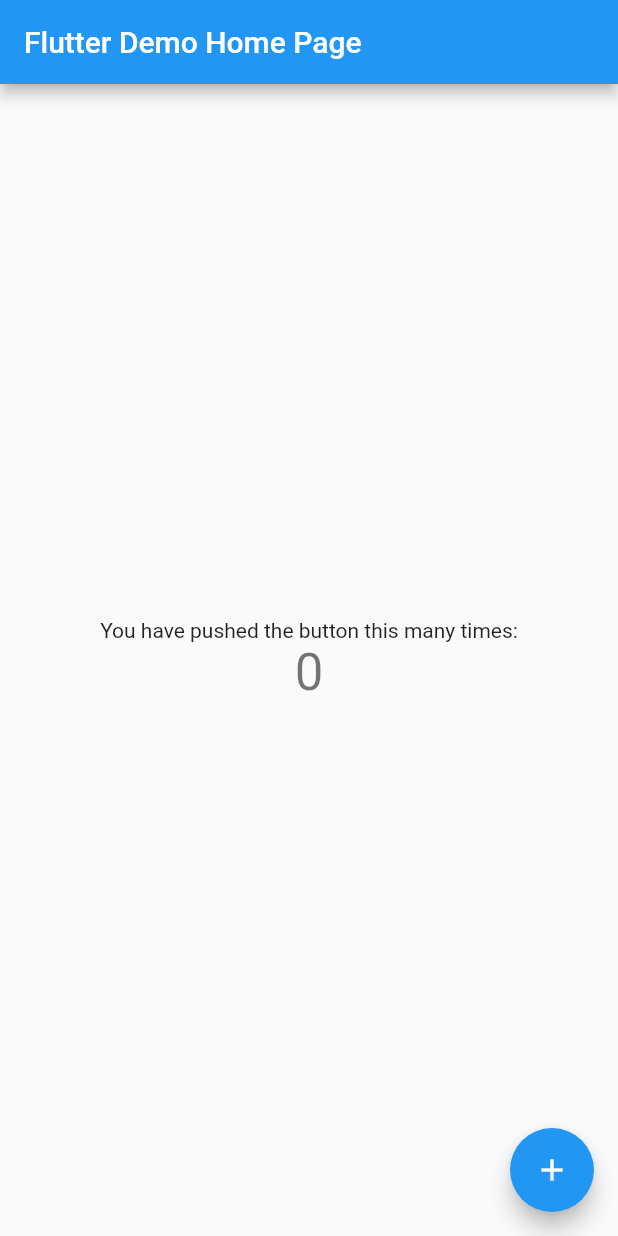
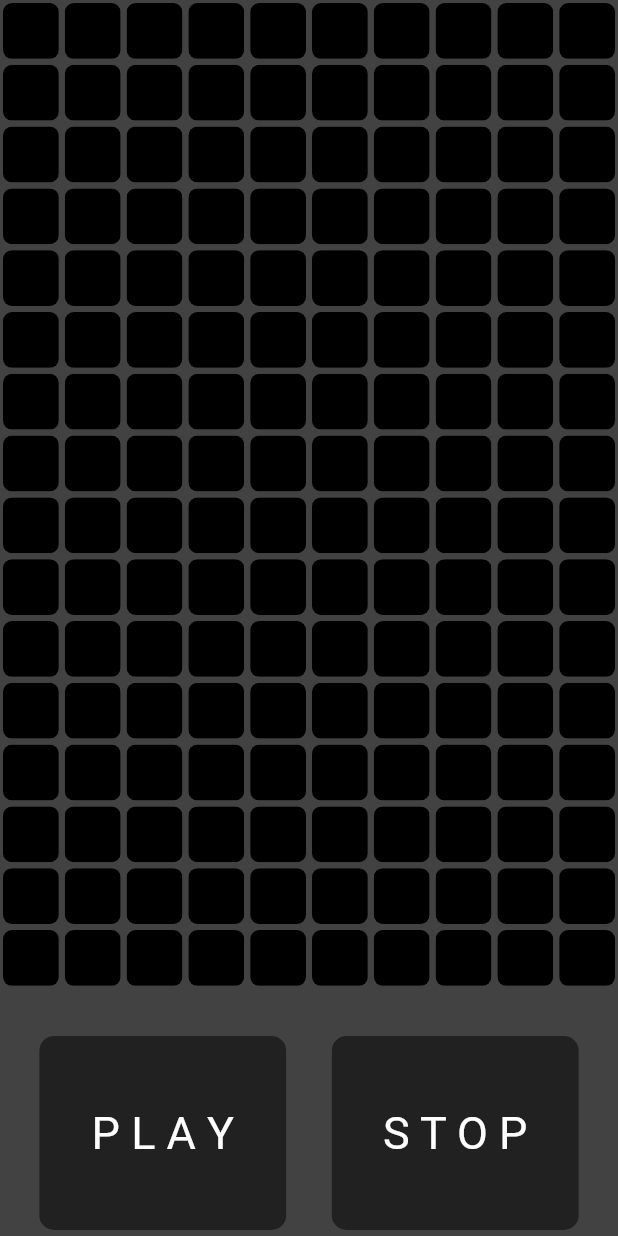
Before and after one commit to zakircse/Stacking_Game, a Flutter app: the screen it shows after launch, on a phone screen of 412 x 824 dp. Run offline on Flutter 3.47's test engine with Material 2 defaults, Android fonts, the phone set to English and light mode, and no system bars.

Commit message:
Project Completed

```diff
--- /dev/null
+++ b/lib/button.dart
@@ -0,0 +1,29 @@
+import 'package:flutter/material.dart';
+
+class MyButton extends StatelessWidget {
+  final text;
+  final function;
+  MyButton({this.text, this.function});
+  @override
+  Widget build(BuildContext context) {
+    return GestureDetector(
+      onTap: function,
+      child: Padding(
+        padding: const EdgeInsets.all(4.0),
+        child: ClipRRect(
+          borderRadius: BorderRadius.circular(10),
+          child: Container(
+            width: MediaQuery.of(context).size.width / 2.5,
+            color: Colors.grey[900],
+            child: Padding(
+              padding: const EdgeInsets.all(8.0),
+              child: Center(
+                child: text,
+              ),
+            ),
+          ),
+        ),
+      ),
+    );
+  }
+}
--- /dev/null
+++ b/lib/home.dart
@@ -0,0 +1,165 @@
+import 'dart:async';
+import 'dart:io';
+
+import 'package:flutter/material.dart';
+import 'package:stacking_game/button.dart';
+import 'package:stacking_game/pixel.dart';
+
+class Home extends StatefulWidget {
+  const Home({Key? key}) : super(key: key);
+
+  @override
+  _HomeState createState() => _HomeState();
+}
+
+class _HomeState extends State<Home> {
+  int numOfSquares = 160;
+  List<int> piece = [];
+  List<int> landed = [10000];
+  var direction = "left";
+  int level = 0;
+  void startGame() {
+    piece = [
+      numOfSquares - 1 - level * 10,
+      numOfSquares - 2 - level * 10,
+      numOfSquares - 3 - level * 10
+    ];
+    Timer.periodic(Duration(milliseconds: 250), (timer) {
+      if (checkWinner()) {
+        _showWinner();
+        timer.cancel();
+      }
+      if (piece.first % 10 == 0) {
+        direction = "right";
+      } else if (piece.last % 10 == 9) {
+        direction = "left";
+      }
+      setState(() {
+        if (direction == "right") {
+          for (int i = 0; i < piece.length; i++) {
+            piece[i] -= 1;
+          }
+        } else {
+          for (int i = 0; i < piece.length; i++) {
+            piece[i] -= 1;
+          }
+        }
+      });
+    });
+  }
+
+  bool checkWinner() {
+    if (landed.last < 10) {
+      return true;
+    } else {
+      return false;
+    }
+  }
+
+  void _showWinner() {
+    showDialog(
+        context: context,
+        builder: (BuildContext context) {
+          return AlertDialog(
+            title: Text("Winner!"),
+          );
+        });
+  }
+
+  void stack() {
+    setState(() {
+      level++;
+      for (int i = 0; i < piece.length; i++) {
+        landed.add(piece[i]);
+      }
+      if (level < 4) {
+        piece = [
+          numOfSquares - 3 - level * 10,
+          numOfSquares - 2 - level * 10,
+          numOfSquares - 1 - level * 10
+        ];
+      } else if (level >= 4 && level < 8) {
+        piece = [numOfSquares - 2 - level * 10, numOfSquares - 1 - level * 10];
+      } else if (level >= 8) {
+        piece = [numOfSquares - 1 - level * 10];
+      }
+      checkStack();
+    });
+  }
+
+  void checkStack() {
+    setState(() {
+      for (int i = 0; i < landed.length; i++) {
+        if (!landed.contains(landed[i] + 10) &&
+            (landed[i] + 10) < numOfSquares - 1) {
+          landed.remove(landed[i]);
+        }
+      }
+      for (int i = 0; i < landed.length; i++) {
+        if (!landed.contains(landed[i] + 10) &&
+            (landed[i] + 10) < numOfSquares - 1) {
+          landed.remove(landed[i]);
+        }
+      }
+    });
+  }
+
+  @override
+  Widget build(BuildContext context) {
+    return SafeArea(
+      child: Scaffold(
+        backgroundColor: Colors.grey[800],
+        body: Column(
+          children: [
+            Expanded(
+              flex: 5,
+              child: GridView.builder(
+                itemCount: numOfSquares,
+                gridDelegate: SliverGridDelegateWithFixedCrossAxisCount(
+                    crossAxisCount: 10),
+                itemBuilder: (BuildContext context, int i) {
+                  if (piece.contains(i)) {
+                    return MyPixel(
+                      color: Colors.white,
+                    );
+                  } else if (landed.contains(i)) {
+                    return MyPixel(
+                      color: Colors.white,
+                    );
+                  } else {
+                    return MyPixel(
+                      color: Colors.black,
+                    );
+                  }
+                },
+              ),
+            ),
+            Expanded(
+              child: Container(
+                child: Row(
+                  mainAxisAlignment: MainAxisAlignment.spaceEvenly,
+                  children: [
+                    MyButton(
+                      function: startGame,
+                      text: Text(
+                        "P L A Y",
+                        style: TextStyle(fontSize: 30, color: Colors.white),
+                      ),
+                    ),
+                    MyButton(
+                      function: stack,
+                      text: Text(
+                        "S T O P",
+                        style: TextStyle(fontSize: 30, color: Colors.white),
+                      ),
+                    ),
+                  ],
+                ),
+              ),
+            ),
+          ],
+        ),
+      ),
+    );
+  }
+}
--- a/lib/main.dart
+++ b/lib/main.dart
@@ -1,115 +1,20 @@
 import 'package:flutter/material.dart';
 
+import 'home.dart';
+
 void main() {
-  runApp(const MyApp());
+  runApp(MyApp());
 }
 
 class MyApp extends StatelessWidget {
   const MyApp({Key? key}) : super(key: key);
 
-  // This widget is the root of your application.
   @override
   Widget build(BuildContext context) {
     return MaterialApp(
-      title: 'Flutter Demo',
-      theme: ThemeData(
-        // This is the theme of your application.
-        //
-        // Try running your application with "flutter run". You'll see the
-        // application has a blue toolbar. Then, without quitting the app, try
-        // changing the primarySwatch below to Colors.green and then invoke
-        // "hot reload" (press "r" in the console where you ran "flutter run",
-        // or simply save your changes to "hot reload" in a Flutter IDE).
-        // Notice that the counter didn't reset back to zero; the application
-        // is not restarted.
-        primarySwatch: Colors.blue,
-      ),
-      home: const MyHomePage(title: 'Flutter Demo Home Page'),
+      debugShowCheckedModeBanner: false,
+      title: "Stacking Game",
+      home: Home(),
     );
   }
 }
-
-class MyHomePage extends StatefulWidget {
-  const MyHomePage({Key? key, required this.title}) : super(key: key);
-
-  // This widget is the home page of your application. It is stateful, meaning
-  // that it has a State object (defined below) that contains fields that affect
-  // how it looks.
-
-  // This class is the configuration for the state. It holds the values (in this
-  // case the title) provided by the parent (in this case the App widget) and
-  // used by the build method of the State. Fields in a Widget subclass are
-  // always marked "final".
-
-  final String title;
-
-  @override
-  State<MyHomePage> createState() => _MyHomePageState();
-}
-
-class _MyHomePageState extends State<MyHomePage> {
-  int _counter = 0;
-
-  void _incrementCounter() {
-    setState(() {
-      // This call to setState tells the Flutter framework that something has
-      // changed in this State, which causes it to rerun the build method below
-      // so that the display can reflect the updated values. If we changed
-      // _counter without calling setState(), then the build method would not be
-      // called again, and so nothing would appear to happen.
-      _counter++;
-    });
-  }
-
-  @override
-  Widget build(BuildContext context) {
-    // This method is rerun every time setState is called, for instance as done
-    // by the _incrementCounter method above.
-    //
-    // The Flutter framework has been optimized to make rerunning build methods
-    // fast, so that you can just rebuild anything that needs updating rather
-    // than having to individually change instances of widgets.
-    return Scaffold(
-      appBar: AppBar(
-        // Here we take the value from the MyHomePage object that was created by
-        // the App.build method, and use it to set our appbar title.
-        title: Text(widget.title),
-      ),
-      body: Center(
-        // Center is a layout widget. It takes a single child and positions it
-        // in the middle of the parent.
-        child: Column(
-          // Column is also a layout widget. It takes a list of children and
-          // arranges them vertically. By default, it sizes itself to fit its
-          // children horizontally, and tries to be as tall as its parent.
-          //
-          // Invoke "debug painting" (press "p" in the console, choose the
-          // "Toggle Debug Paint" action from the Flutter Inspector in Android
-          // Studio, or the "Toggle Debug Paint" command in Visual Studio Code)
-          // to see the wireframe for each widget.
-          //
-          // Column has various properties to control how it sizes itself and
-          // how it positions its children. Here we use mainAxisAlignment to
-          // center the children vertically; the main axis here is the vertical
-          // axis because Columns are vertical (the cross axis would be
-          // horizontal).
-          mainAxisAlignment: MainAxisAlignment.center,
-          children: <Widget>[
-            const Text(
-              'You have pushed the button this many times:',
-            ),
-            Text(
-              '$_counter',
-              style: Theme.of(context).textTheme.headline4,
-            ),
-          ],
-        ),
-      ),
-      floatingActionButton: FloatingActionButton(
-        onPressed: _incrementCounter,
-        tooltip: 'Increment',
-        child: const Icon(Icons.add),
-      ), // This trailing comma makes auto-formatting nicer for build methods.
-    );
-  }
-}
--- /dev/null
+++ b/lib/pixel.dart
@@ -0,0 +1,18 @@
+import 'package:flutter/material.dart';
+
+class MyPixel extends StatelessWidget {
+  final color;
+  MyPixel({this.color});
+  @override
+  Widget build(BuildContext context) {
+    return Padding(
+      padding: const EdgeInsets.all(2.0),
+      child: ClipRRect(
+        borderRadius: BorderRadius.circular(6),
+        child: Container(
+          color: color,
+        ),
+      ),
+    );
+  }
+}
```
